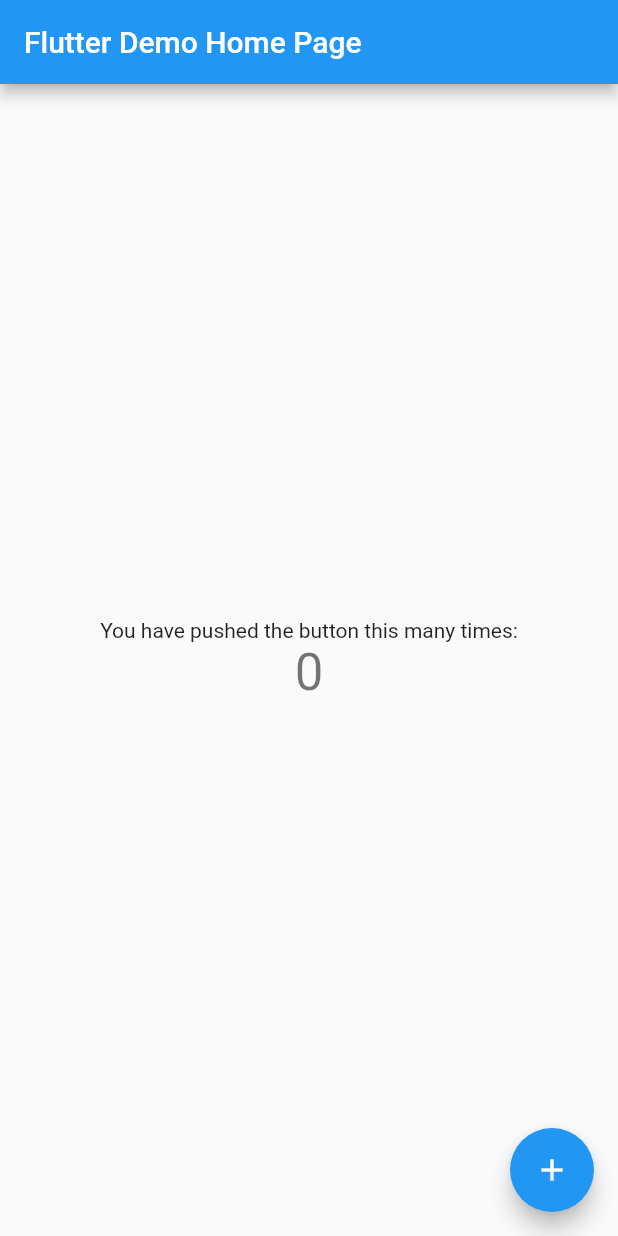
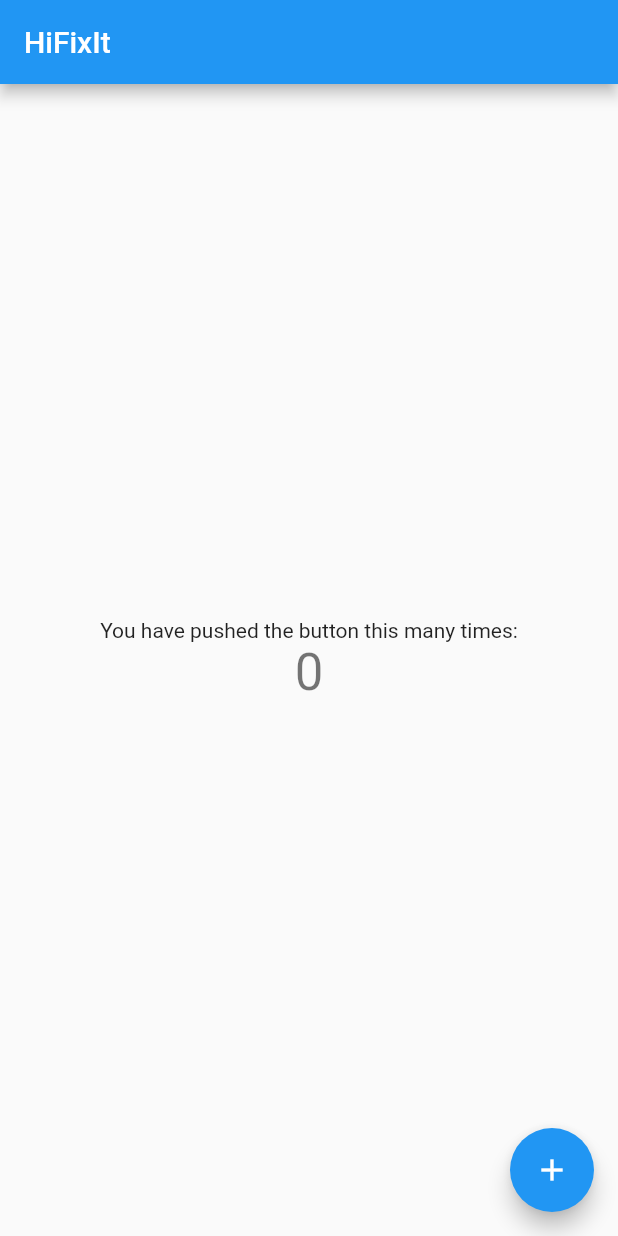
Before and after one commit to zahraAfa/HiFixIt, a Flutter app: the screen it shows after launch, on a phone screen of 412 x 824 dp. Run offline on Flutter 3.47's test engine with Material 2 defaults, Android fonts, the phone set to English and light mode, and no system bars.

Commit message:
getting ready to start develop the app

```diff
--- a/lib/main.dart
+++ b/lib/main.dart
@@ -11,11 +11,11 @@ class MyApp extends StatelessWidget {
   @override
   Widget build(BuildContext context) {
     return MaterialApp(
-      title: 'Flutter Demo',
+      title: 'HiFixIt',
       theme: ThemeData(
         primarySwatch: Colors.blue,
       ),
-      home: const MyHomePage(title: 'Flutter Demo Home Page'),
+      home: const MyHomePage(title: 'HiFixIt'),
     );
   }
 }
```
